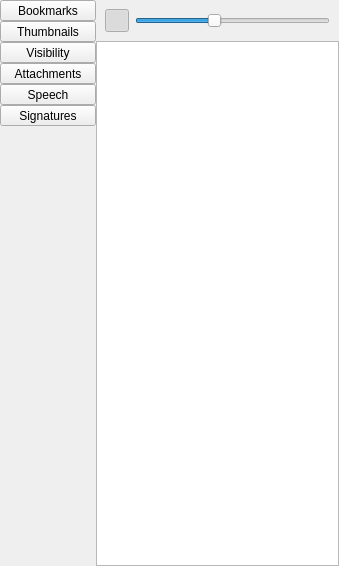
First picture: the form in Pdf4QtViewer/pdfsidebarwidget.ui, repository studio-berry/loop, before the edit.
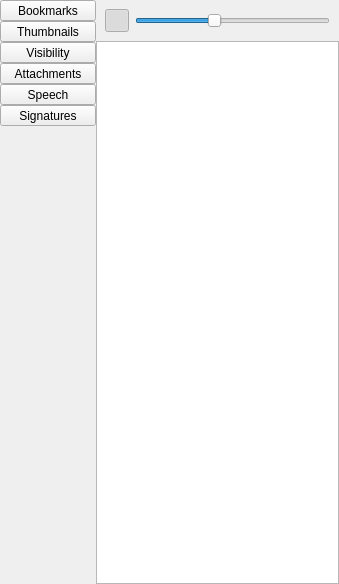
Second picture: the form after the edit. Icons and pictures are not drawn.

What changed in the file:
```diff
--- a/Pdf4QtViewer/pdfsidebarwidget.ui
+++ b/Pdf4QtViewer/pdfsidebarwidget.ui
@@ -7,7 +7,7 @@
     <x>0</x>
     <y>0</y>
     <width>339</width>
-    <height>566</height>
+    <height>584</height>
    </rect>
   </property>
   <layout class="QHBoxLayout" name="sidebarLayout">
```
Left out of the diff: 17 changed lines with no effect on the pictures.
